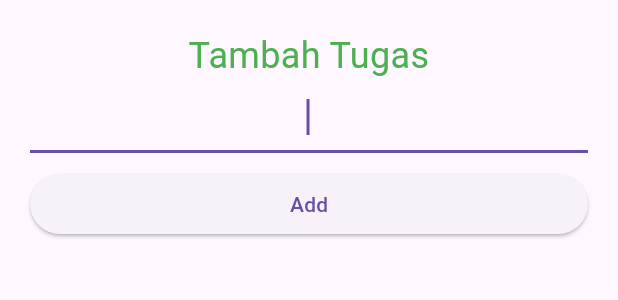
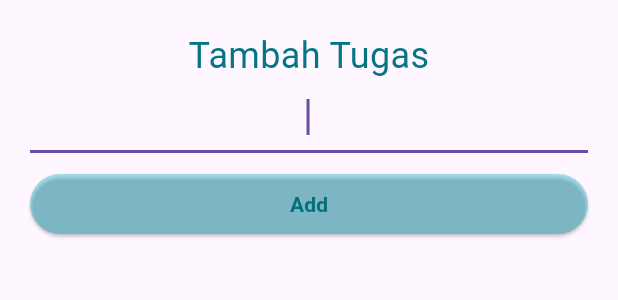
Before and after one commit to BungaDOR/praktikum_state_management, a Flutter app: the AddTaskSheet widget shown alone on an empty page, opened directly, on a phone screen of 412 x 824 dp. Shown: the top 300 px of the screen. Run offline on Flutter 3.47's test engine with Material 3 defaults, Android fonts, the phone set to English and light mode, and no system bars.

```diff
--- a/lib/task_screen.dart
+++ b/lib/task_screen.dart
@@ -77,7 +77,7 @@ class AddTaskSheet extends StatelessWidget {
         children: [
           const Text('Tambah Tugas',
             textAlign: TextAlign.center,
-            style: TextStyle(fontSize: 24, color: Colors.green),
+            style: TextStyle(fontSize: 24, color: Color.fromARGB(255, 5, 116, 131)),
           ),
           TextField(
             autofocus: true,
@@ -88,7 +88,13 @@ class AddTaskSheet extends StatelessWidget {
           ),
           const SizedBox(height: 10),
           ElevatedButton(
-            child: const Text('Add'),
+            style: ElevatedButton.styleFrom(
+              backgroundColor: const Color.fromARGB(83, 0, 187, 212),
+              foregroundColor: const Color.fromARGB(255, 2, 111, 125)
+            ),
+            child: const Text('Add',style: TextStyle(
+              fontWeight: FontWeight.bold
+            ),),
             onPressed: () {
               if (newTaskTitle.isNotEmpty) {
                 // Menambahkan data via Provider
```
